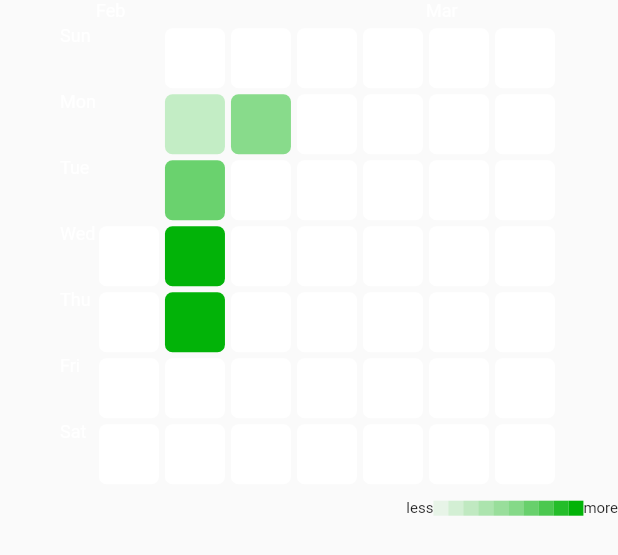
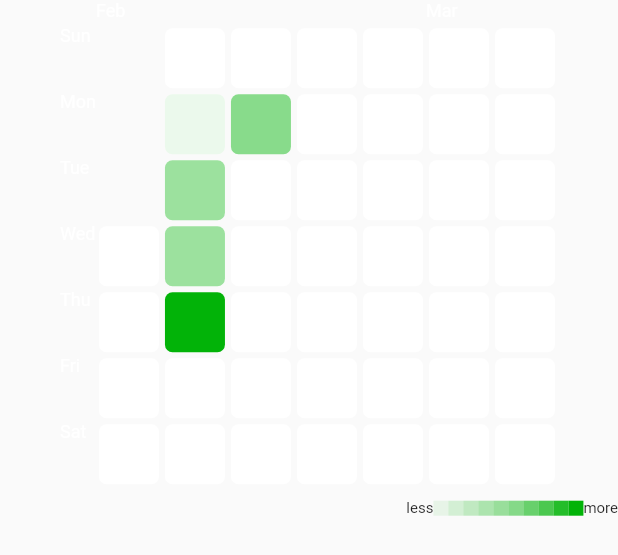
Before and after one commit to GeonwooVincentKim/flutter_custom_widgets, a Flutter app: the MyHeatMap widget shown alone on an empty page, opened directly, on a phone screen of 412 x 824 dp. Shown: the top 555 px of the screen. Run offline on Flutter 3.47's test engine with Material 2 defaults, Android fonts, the phone set to English and light mode, and no system bars; drawn by our look-alikes of flutter_heatmap_calendar; our stand-ins replace flutter_slidable, get, hive, hive_flutter; accounts and stored records are empty.

Commit message:
[Update] - Master~!!

```diff
--- a/lib/hive/hive_heatmap_example/heat_map.dart
+++ b/lib/hive/hive_heatmap_example/heat_map.dart
@@ -13,9 +13,10 @@ class MyHeatMap extends StatelessWidget {
       showText: false,
       scrollable: true,
       datasets: {
-        DateTime(2023, 2, 6): 3,
-        DateTime(2023, 2, 7): 7,
-        DateTime(2023, 2, 8): 10,
+        // Colors light one if close to 1, Otherwise, colors dark one
+        DateTime(2023, 2, 6): 1,
+        DateTime(2023, 2, 7): 5,
+        DateTime(2023, 2, 8): 5,
         DateTime(2023, 2, 9): 13,
         DateTime(2023, 2, 13): 6,
       },
```
